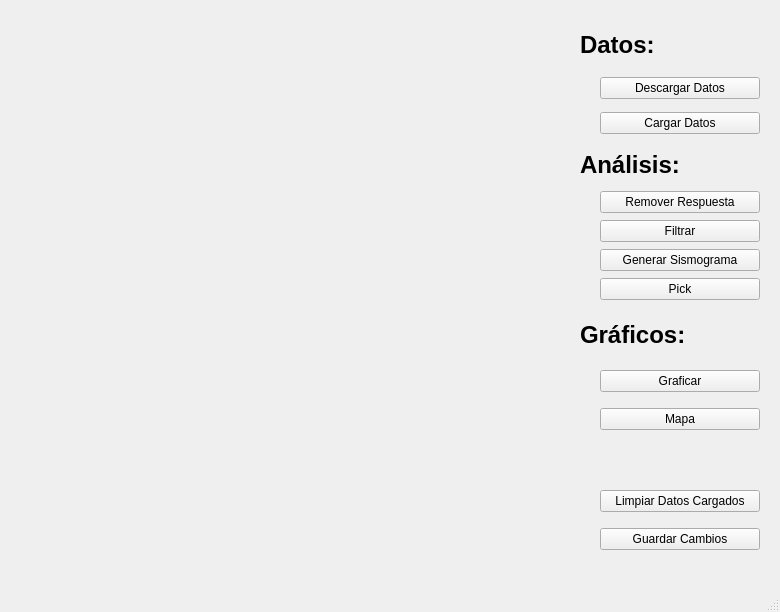
DanielOrtega94/Proyecto-Python-Cientifico, file qt/interfaz/main_windows.ui: the form before one commit.
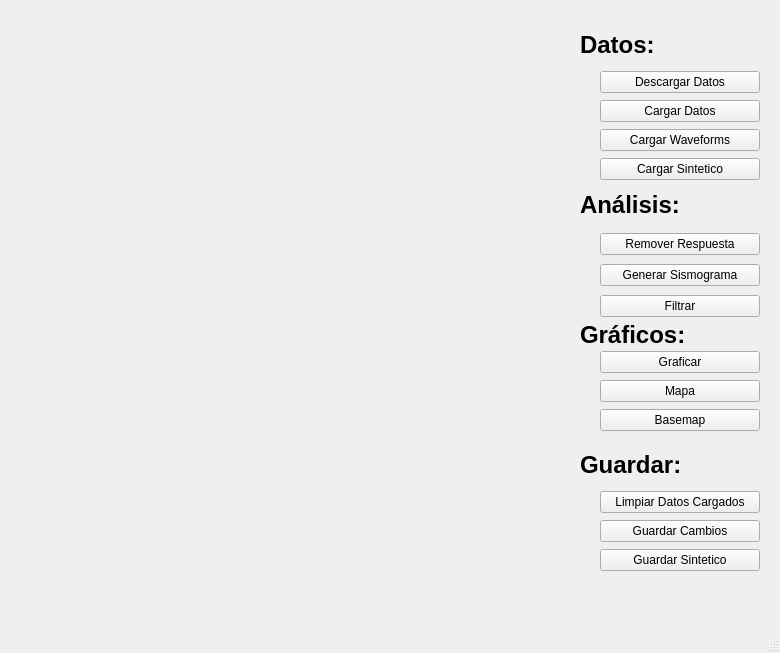
The form after the commit.

What changed in the file:
```diff
--- a/qt/interfaz/main_windows.ui
+++ b/qt/interfaz/main_windows.ui
@@ -7,7 +7,7 @@
     <x>0</x>
     <y>0</y>
     <width>780</width>
-    <height>612</height>
+    <height>653</height>
    </rect>
   </property>
   <property name="windowTitle">
@@ -20,7 +20,7 @@
       <x>600</x>
       <y>70</y>
       <width>160</width>
-      <height>71</height>
+      <height>112</height>
      </rect>
     </property>
     <layout class="QVBoxLayout" name="verticalLayout">
@@ -38,15 +38,29 @@
        </property>
       </widget>
      </item>
+     <item>
+      <widget class="QPushButton" name="cargar_waveforms_Button">
+       <property name="text">
+        <string>Cargar Waveforms</string>
+       </property>
+      </widget>
+     </item>
+     <item>
+      <widget class="QPushButton" name="cargar_sintetico_Button">
+       <property name="text">
+        <string>Cargar Sintetico</string>
+       </property>
+      </widget>
+     </item>
     </layout>
    </widget>
    <widget class="QWidget" name="verticalLayoutWidget_2">
     <property name="geometry">
      <rect>
       <x>600</x>
-      <y>190</y>
+      <y>230</y>
       <width>160</width>
-      <height>112</height>
+      <height>91</height>
      </rect>
     </property>
     <layout class="QVBoxLayout" name="verticalLayout_2">
@@ -57,13 +71,6 @@
        </property>
       </widget>
      </item>
-     <item>
-      <widget class="QPushButton" name="filtrar_ondap_Button">
-       <property name="text">
-        <string>Filtrar</string>
-       </property>
-      </widget>
-     </item>
      <item>
       <widget class="QPushButton" name="sismograma_pushButton">
        <property name="text">
@@ -72,9 +79,9 @@
       </widget>
      </item>
      <item>
-      <widget class="QPushButton" name="pick_pushButton">
+      <widget class="QPushButton" name="filtrar_ondap_Button">
        <property name="text">
-        <string>Pick</string>
+        <string>Filtrar</string>
        </property>
       </widget>
      </item>
@@ -97,7 +104,7 @@
     <property name="geometry">
      <rect>
       <x>580</x>
-      <y>150</y>
+      <y>190</y>
       <width>121</width>
       <height>31</height>
      </rect>
@@ -123,9 +130,9 @@
     <property name="geometry">
      <rect>
       <x>600</x>
-      <y>360</y>
+      <y>350</y>
       <width>160</width>
-      <height>80</height>
+      <height>83</height>
      </rect>
     </property>
     <layout class="QVBoxLayout" name="verticalLayout_3">
@@ -143,15 +150,22 @@
        </property>
       </widget>
      </item>
+     <item>
+      <widget class="QPushButton" name="basemap_pushButton">
+       <property name="text">
+        <string>Basemap</string>
+       </property>
+      </widget>
+     </item>
     </layout>
    </widget>
    <widget class="QWidget" name="verticalLayoutWidget_4">
     <property name="geometry">
      <rect>
       <x>600</x>
-      <y>480</y>
+      <y>490</y>
       <width>160</width>
-      <height>80</height>
+      <height>83</height>
      </rect>
     </property>
     <layout class="QVBoxLayout" name="verticalLayout_4">
@@ -169,8 +183,28 @@
        </property>
       </widget>
      </item>
+     <item>
+      <widget class="QPushButton" name="sintetico_pushButton">
+       <property name="text">
+        <string>Guardar Sintetico</string>
+       </property>
+      </widget>
+     </item>
     </layout>
    </widget>
+   <widget class="QLabel" name="label_4">
+    <property name="geometry">
+     <rect>
+      <x>580</x>
+      <y>450</y>
+      <width>121</width>
+      <height>31</height>
+     </rect>
+    </property>
+    <property name="text">
+     <string>&lt;html&gt;&lt;head/&gt;&lt;body&gt;&lt;p&gt;&lt;span style=&quot; font-size:18pt; font-weight:600;&quot;&gt;Guardar:&lt;/span&gt;&lt;/p&gt;&lt;/body&gt;&lt;/html&gt;</string>
+    </property>
+   </widget>
   </widget>
   <widget class="QMenuBar" name="menubar">
    <property name="geometry">
```
